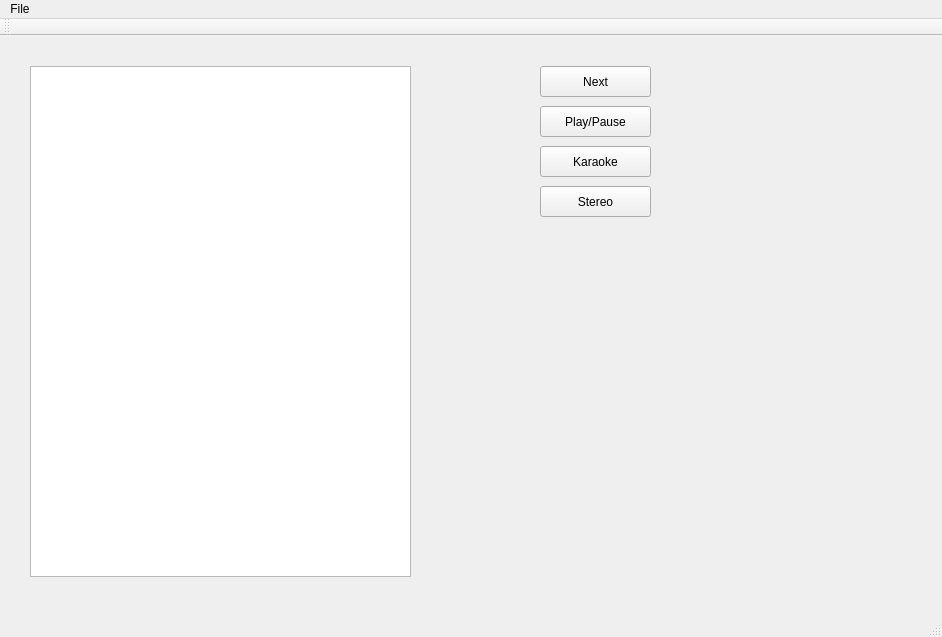
This is ktv/mainwindow.ui in jayavarman/qt-ktv as Qt 5 draws it before an edit. The edited form follows.
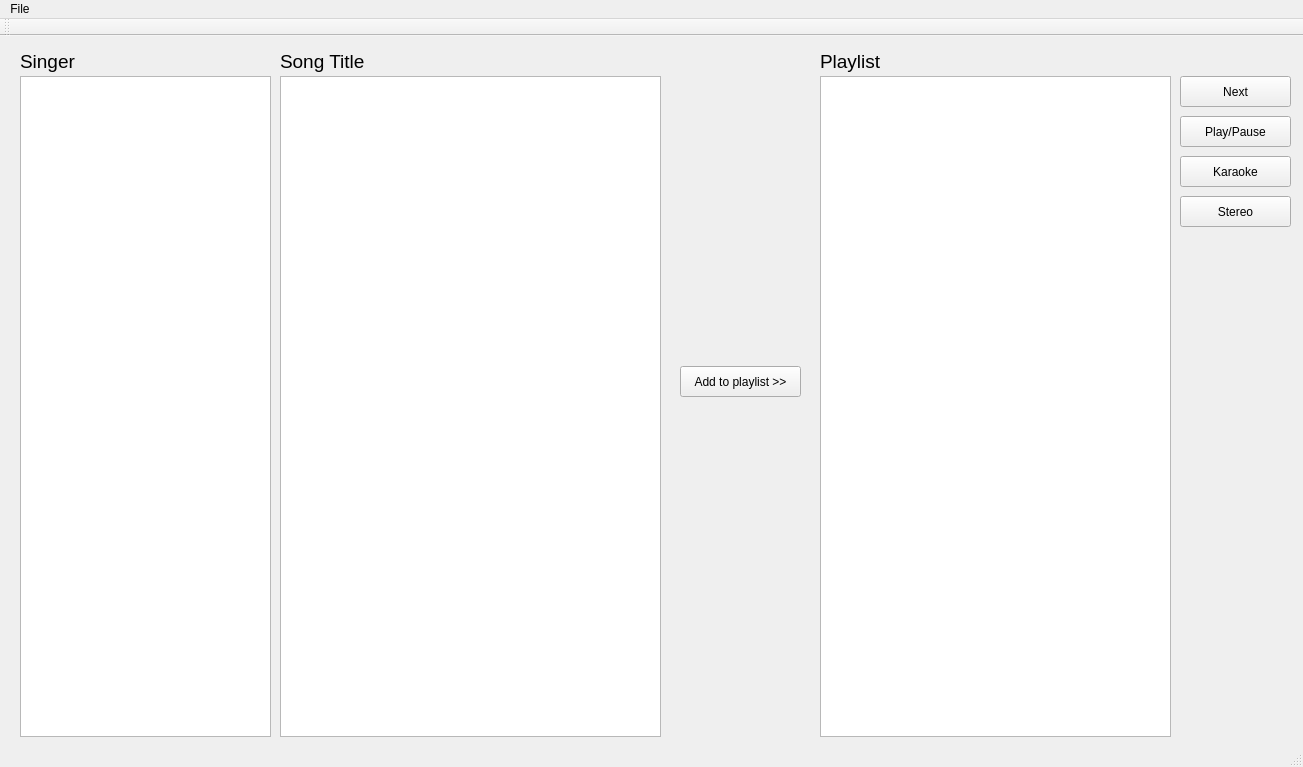
This is the edited form.

Commit message: new enhancement on singer, songlist and playlist widgets

The edit to the form file:
```diff
--- a/ktv/mainwindow.ui
+++ b/ktv/mainwindow.ui
@@ -6,8 +6,8 @@
    <rect>
     <x>0</x>
     <y>0</y>
-    <width>942</width>
-    <height>637</height>
+    <width>1303</width>
+    <height>767</height>
    </rect>
   </property>
   <property name="windowTitle">
@@ -17,8 +17,8 @@
    <widget class="QPushButton" name="nextButton">
     <property name="geometry">
      <rect>
-      <x>540</x>
-      <y>30</y>
+      <x>1180</x>
+      <y>40</y>
       <width>111</width>
       <height>31</height>
      </rect>
@@ -30,8 +30,8 @@
    <widget class="QPushButton" name="playButton">
     <property name="geometry">
      <rect>
-      <x>540</x>
-      <y>70</y>
+      <x>1180</x>
+      <y>80</y>
       <width>111</width>
       <height>31</height>
      </rect>
@@ -43,8 +43,8 @@
    <widget class="QPushButton" name="vocalButton">
     <property name="geometry">
      <rect>
-      <x>540</x>
-      <y>110</y>
+      <x>1180</x>
+      <y>120</y>
       <width>111</width>
       <height>31</height>
      </rect>
@@ -56,8 +56,8 @@
    <widget class="QPushButton" name="stereoButton">
     <property name="geometry">
      <rect>
-      <x>540</x>
-      <y>150</y>
+      <x>1180</x>
+      <y>160</y>
       <width>111</width>
       <height>31</height>
      </rect>
@@ -69,10 +69,107 @@
    <widget class="QListWidget" name="songList">
     <property name="geometry">
      <rect>
-      <x>30</x>
-      <y>30</y>
+      <x>280</x>
+      <y>40</y>
       <width>381</width>
-      <height>511</height>
+      <height>661</height>
+     </rect>
+    </property>
+    <property name="font">
+     <font>
+      <pointsize>14</pointsize>
+     </font>
+    </property>
+   </widget>
+   <widget class="QListWidget" name="singerList">
+    <property name="geometry">
+     <rect>
+      <x>20</x>
+      <y>40</y>
+      <width>251</width>
+      <height>661</height>
+     </rect>
+    </property>
+    <property name="font">
+     <font>
+      <pointsize>14</pointsize>
+     </font>
+    </property>
+   </widget>
+   <widget class="QPushButton" name="addToPlayListButton">
+    <property name="geometry">
+     <rect>
+      <x>680</x>
+      <y>330</y>
+      <width>121</width>
+      <height>31</height>
+     </rect>
+    </property>
+    <property name="text">
+     <string>Add to playlist &gt;&gt;</string>
+    </property>
+   </widget>
+   <widget class="QLabel" name="label">
+    <property name="geometry">
+     <rect>
+      <x>20</x>
+      <y>10</y>
+      <width>111</width>
+      <height>31</height>
+     </rect>
+    </property>
+    <property name="font">
+     <font>
+      <pointsize>14</pointsize>
+     </font>
+    </property>
+    <property name="text">
+     <string>Singer</string>
+    </property>
+   </widget>
+   <widget class="QLabel" name="label_2">
+    <property name="geometry">
+     <rect>
+      <x>280</x>
+      <y>10</y>
+      <width>111</width>
+      <height>31</height>
+     </rect>
+    </property>
+    <property name="font">
+     <font>
+      <pointsize>14</pointsize>
+     </font>
+    </property>
+    <property name="text">
+     <string>Song Title</string>
+    </property>
+   </widget>
+   <widget class="QLabel" name="label_3">
+    <property name="geometry">
+     <rect>
+      <x>820</x>
+      <y>10</y>
+      <width>81</width>
+      <height>31</height>
+     </rect>
+    </property>
+    <property name="font">
+     <font>
+      <pointsize>14</pointsize>
+     </font>
+    </property>
+    <property name="text">
+     <string>Playlist</string>
+    </property>
+   </widget>
+   <widget class="QListWidget" name="listPlayList">
+    <property name="geometry">
+     <rect>
+      <x>820</x>
+      <y>40</y>
+      <width>351</width>
+      <height>661</height>
      </rect>
     </property>
     <property name="font">
@@ -87,7 +184,7 @@
     <rect>
      <x>0</x>
      <y>0</y>
-     <width>942</width>
+     <width>1303</width>
      <height>27</height>
     </rect>
    </property>
```
The commit also changes 3 other files.
